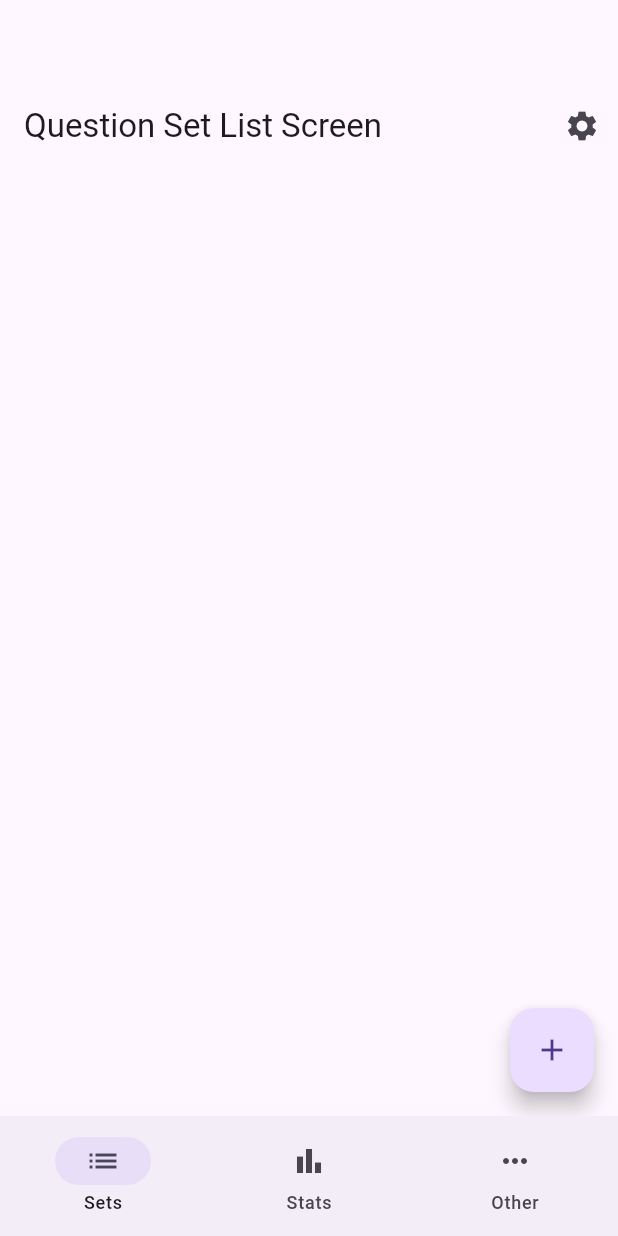
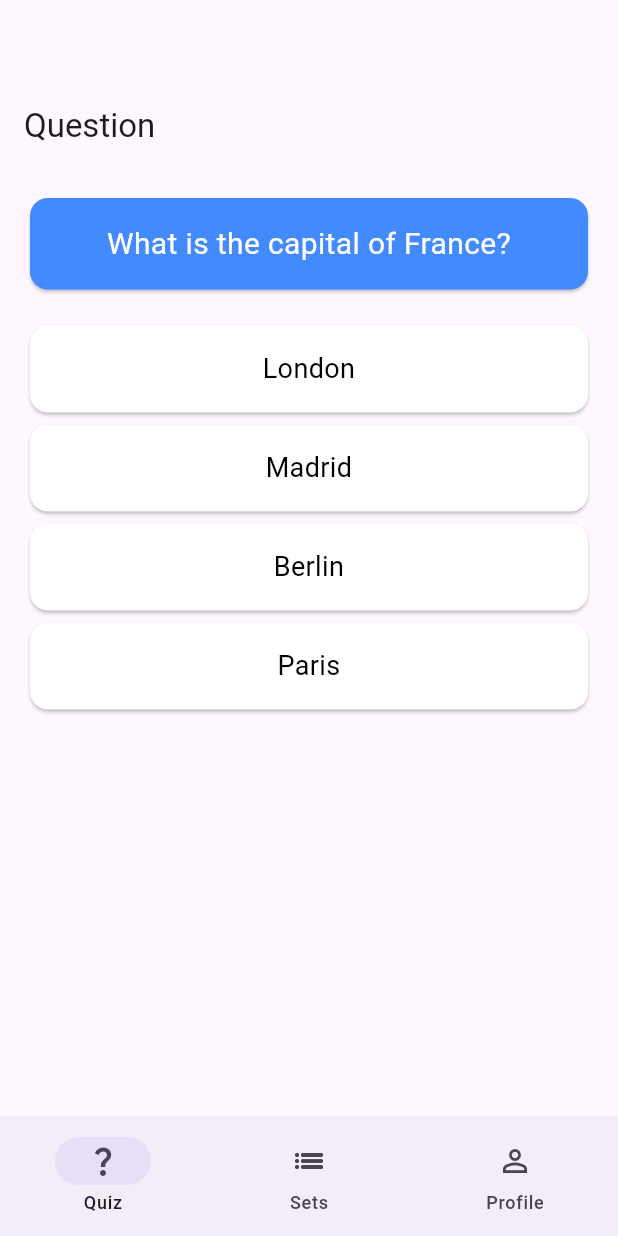
Before and after one commit to Shay-Kl/android-flutter-UnlockYour100, a Flutter app: the HomeScreen screen opened directly, on a phone screen of 412 x 824 dp. Run offline on Flutter 3.47's test engine with Material 3 defaults, Android fonts, the phone set to English and light mode, and no system bars; our stand-ins replace cloud_firestore, firebase_core, google_sign_in; accounts and stored records are empty.

Commit message:
Remade nav bar with Quiz,Sets,Profile

```diff
--- a/lib/models/question.dart
+++ b/lib/models/question.dart
@@ -1,3 +1,5 @@
+import 'dart:math';
+
 import 'package:cloud_firestore/cloud_firestore.dart';
 
 class Question {
@@ -15,6 +17,12 @@ class Question {
     required this.correctAnswer,
     required this.wrongAnswers,
   });
+
+  List<String> getShuffledAnswers() {
+    final allAnswers = [correctAnswer, ...wrongAnswers];
+    allAnswers.shuffle(Random()); // Shuffle the list
+    return allAnswers;
+  }
 
   Map<String, dynamic> toMap() {
     return {
--- a/lib/screens/TODO screens/stats_screen.dart
+++ /dev/null
@@ -1,17 +0,0 @@
-import 'package:flutter/material.dart';
-
-class StatsContent extends StatelessWidget {
-  const StatsContent({super.key});
-
-  @override
-  Widget build(BuildContext context) {
-    return Scaffold(
-      appBar: AppBar(
-        title: const Text('Stats'),
-      ),
-      body: const Center(
-        child: Text('Stats Screen'),
-      ),
-    );
-  }
-}
--- a/lib/screens/home_screen.dart
+++ b/lib/screens/home_screen.dart
@@ -2,8 +2,8 @@ import 'package:flutter/material.dart';
 import 'package:project/screens/login_screen.dart';
 import 'package:provider/provider.dart';
 import 'set_list_screen.dart';
-import 'TODO screens/stats_screen.dart';
-import 'TODO screens/other_screen.dart';
+import 'profile_screen.dart';
+import 'quiz_screen.dart';
 import '../providers/auth_provider.dart';
 
 class HomeScreen extends StatefulWidget {
@@ -69,19 +69,19 @@ class _HomeScreenState extends State<HomeScreen> {
           animationDuration: const Duration(milliseconds: 300),
           destinations: const [
             NavigationDestination(
+              icon: Icon(Icons.question_mark_outlined),
+              selectedIcon: Icon(Icons.question_mark),
+              label: 'Quiz',
+            ),
+            NavigationDestination(
               icon: Icon(Icons.list_outlined),
               selectedIcon: Icon(Icons.list),
               label: 'Sets',
             ),
             NavigationDestination(
-              icon: Icon(Icons.bar_chart_outlined),
-              selectedIcon: Icon(Icons.bar_chart),
-              label: 'Stats',
-            ),
-            NavigationDestination(
-              icon: Icon(Icons.more_horiz_outlined),
-              selectedIcon: Icon(Icons.more_horiz),
-              label: 'Other',
+              icon: Icon(Icons.person_outline),
+              selectedIcon: Icon(Icons.person),
+              label: 'Profile',
             ),
           ],
         ),
@@ -106,11 +106,11 @@ class _HomeScreenState extends State<HomeScreen> {
   Widget _getPage(int index) {
     switch (index) {
       case 0:
+        return const QuizScreen();
+      case 1:
         return const QuestionSetListContent();
-      case 1:
+      case 2:
         return const StatsContent();
-      case 2:
-        return const OtherContent();
       default:
         return Container();
     }
--- a/lib/screens/TODO screens/other_screen.dart
+++ b/lib/screens/profile_screen.dart
@@ -1,16 +1,16 @@
 import 'package:flutter/material.dart';
 
-class OtherContent extends StatelessWidget {
-  const OtherContent({super.key});
+class StatsContent extends StatelessWidget {
+  const StatsContent({super.key});
 
   @override
   Widget build(BuildContext context) {
     return Scaffold(
       appBar: AppBar(
-        title: const Text('Other'),
+        title: const Text('Profile'),
       ),
       body: const Center(
-        child: Text('Other Screen'),
+        child: Text('Profile Screen'),
       ),
     );
   }
--- a/lib/screens/question_list_screen.dart
+++ b/lib/screens/question_list_screen.dart
@@ -26,9 +26,11 @@ class _QuestionListContentState extends State<QuestionListContent> {
   }
 
   Future<void> _fetchQuestionsFromFirestore() async {
-    final userEmail = Provider.of<AuthProvider>(context, listen: false).userEmail;
+    final userEmail =
+        Provider.of<AuthProvider>(context, listen: false).userEmail;
     final provider = Provider.of<QuestionProvider>(context, listen: false);
-    final fetchedQuestions = await provider.readQuestionsForUser(userEmail!, setName);
+    final fetchedQuestions =
+        await provider.readQuestionsForUser(userEmail!, setName);
     setState(() {
       questions = fetchedQuestions;
     });
@@ -39,8 +41,8 @@ class _QuestionListContentState extends State<QuestionListContent> {
     return Scaffold(
       body: NestedScrollView(
         headerSliverBuilder: (context, innerBoxIsScrolled) => [
-          const SliverAppBar.large(
-            title: Text('Question List'),
+          SliverAppBar.large(
+            title: Text(setName),
           ),
         ],
         body: ListView.builder(
@@ -54,7 +56,8 @@ class _QuestionListContentState extends State<QuestionListContent> {
                   builder: (BuildContext context) {
                     return AlertDialog(
                       title: const Text('Delete Question'),
-                      content: const Text('Are you sure you want to delete this question?'),
+                      content: const Text(
+                          'Are you sure you want to delete this question?'),
                       actions: [
                         TextButton(
                           onPressed: () => Navigator.of(context).pop(false),
@@ -85,7 +88,8 @@ class _QuestionListContentState extends State<QuestionListContent> {
                 child: const Icon(Icons.delete, color: Colors.white),
               ),
               child: Card.outlined(
-                margin: const EdgeInsets.symmetric(vertical: 7.5, horizontal: 20),
+                margin:
+                    const EdgeInsets.symmetric(vertical: 7.5, horizontal: 20),
                 child: InkWell(
                   borderRadius: BorderRadius.circular(10),
                   onTap: () => editQuestion(index),
@@ -112,7 +116,9 @@ class _QuestionListContentState extends State<QuestionListContent> {
     if (newQuestion != null) {
       final authProvider = Provider.of<AuthProvider>(context, listen: false);
       var username = '${authProvider.userEmail}';
-      final updatedQuestion = await Provider.of<QuestionProvider>(context, listen: false).createQuestionForUser(newQuestion, username, setName);
+      final updatedQuestion =
+          await Provider.of<QuestionProvider>(context, listen: false)
+              .createQuestionForUser(newQuestion, username, setName);
 
       setState(() {
         print(updatedQuestion.id);
@@ -133,9 +139,11 @@ class _QuestionListContentState extends State<QuestionListContent> {
     if (editedQuestion != null) {
       final authProvider = Provider.of<AuthProvider>(context, listen: false);
       final userEmail = authProvider.userEmail!;
-      final questionProvider = Provider.of<QuestionProvider>(context, listen: false);
+      final questionProvider =
+          Provider.of<QuestionProvider>(context, listen: false);
       editedQuestion.id = questions[index].id;
-      await questionProvider.updateQuestionForUser(editedQuestion, userEmail, setName);
+      await questionProvider.updateQuestionForUser(
+          editedQuestion, userEmail, setName);
 
       setState(() {
         questions[index] = editedQuestion;
@@ -146,10 +154,12 @@ class _QuestionListContentState extends State<QuestionListContent> {
   Future<void> deleteQuestion(int index) async {
     final authProvider = Provider.of<AuthProvider>(context, listen: false);
     final userEmail = authProvider.userEmail!;
-    final questionProvider = Provider.of<QuestionProvider>(context, listen: false);
+    final questionProvider =
+        Provider.of<QuestionProvider>(context, listen: false);
     final questionToDelete = questions[index];
 
-    await questionProvider.deleteQuestionForUser(questionToDelete, userEmail, setName);
+    await questionProvider.deleteQuestionForUser(
+        questionToDelete, userEmail, setName);
 
     setState(() {
       questions.removeAt(index);
--- /dev/null
+++ b/lib/screens/quiz_screen.dart
@@ -0,0 +1,94 @@
+import 'package:flutter/material.dart';
+import '../models/question.dart';
+
+class QuizScreen extends StatefulWidget {
+
+  const QuizScreen({super.key});
+  @override
+  State<QuizScreen> createState() => _QuizScreenState();
+}
+
+class _QuizScreenState extends State<QuizScreen> {
+  List<String>? shuffledAnswers;
+  String? selectedAnswer;
+  Question question = Question(
+    question: 'What is the capital of France?',
+    correctAnswer: 'Paris',
+    wrongAnswers: ['London', 'Berlin', 'Madrid'],
+  );
+
+  @override
+  void initState() {
+    super.initState();
+    // Shuffle answers only once when the widget is initialized
+    shuffledAnswers = question.getShuffledAnswers();
+  }
+
+  @override
+  Widget build(BuildContext context) {
+    if (shuffledAnswers == null) {
+      return Scaffold(
+        appBar: AppBar(title: const Text("Question")),
+        body: const Center(child: CircularProgressIndicator()), // Show a loader while initializing
+      );
+    }
+    return Scaffold(
+      appBar: AppBar(
+        title: const Text("Question"),
+      ),
+      body: Padding(
+        padding: const EdgeInsets.all(16.0),
+        child: Column(
+          crossAxisAlignment: CrossAxisAlignment.stretch,
+          children: [
+            // First card with the question
+            Card(
+              color: Colors.blueAccent,
+              child: Padding(
+                padding: const EdgeInsets.all(16.0),
+                child: Text(
+                  question.question,
+                  style: const TextStyle(fontSize: 20, color: Colors.white),
+                  textAlign: TextAlign.center,
+                ),
+              ),
+            ),
+            const SizedBox(height: 16), // Spacer
+
+            // Other cards with answers
+            ...shuffledAnswers!.map((answer) {
+              final isCorrect = answer == question.correctAnswer;
+              final isSelected = selectedAnswer == answer;
+
+              return GestureDetector(
+                onTap: () {
+                  setState(() {
+                    selectedAnswer = answer;
+                  });
+                },
+                child: Card(
+                  color: isSelected
+                      ? (isCorrect ? Colors.green : Colors.red)
+                      : (isCorrect && selectedAnswer != null
+                          ? Colors.green
+                          : Colors.white),
+                  child: Padding(
+                    padding: const EdgeInsets.all(16.0),
+                    child: Text(
+                      answer,
+                      style: TextStyle(
+                        fontSize: 18,
+                        color: (isSelected || isCorrect && selectedAnswer != null) ? Colors.white : Colors.black,
+                      ),
+                      textAlign: TextAlign.center,
+                    ),
+                  ),
+                ),
+              );
+            }),
+          ],
+        ),
+      ),
+    );
+  }
+}
```
Also changed, not shown: pubspec.lock, 1 other file.
